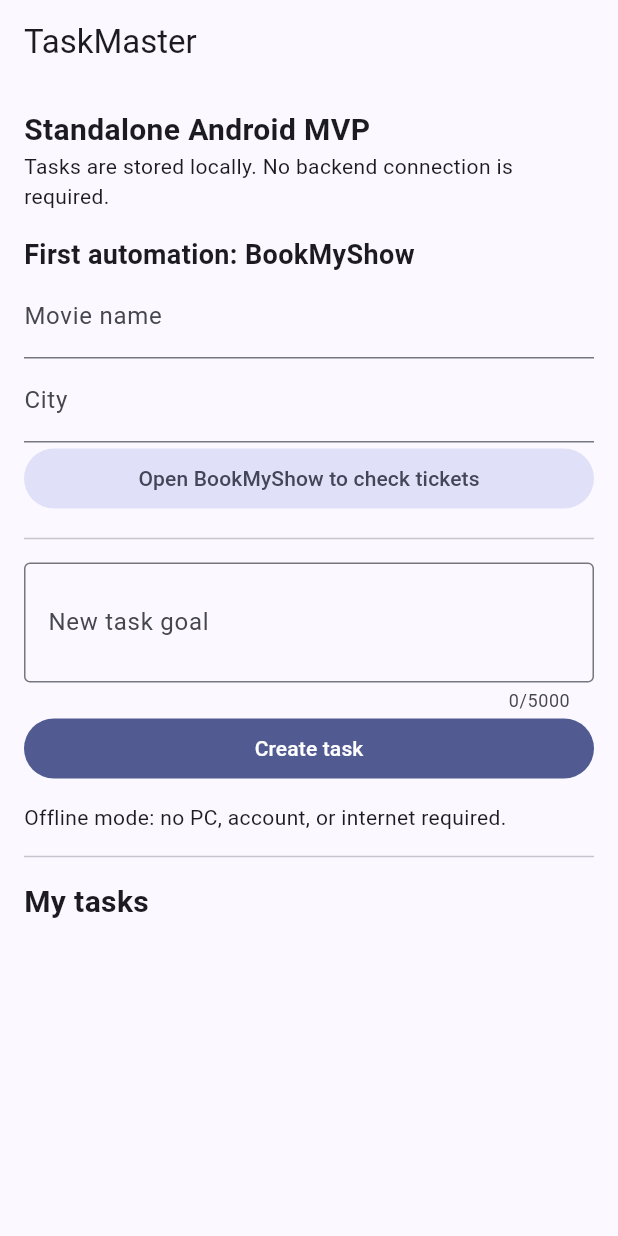
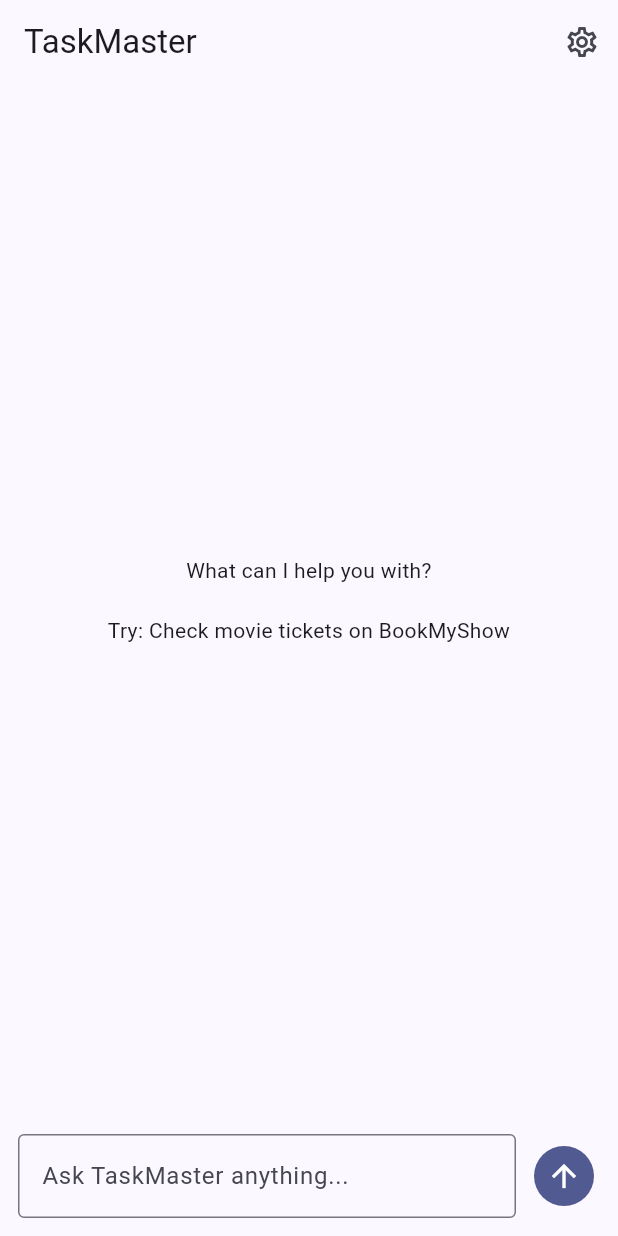
Before and after one commit to Gautham-AI-dev/TaskMaster, a Flutter app: the screen it shows after launch, on a phone screen of 412 x 824 dp. Run offline on Flutter 3.47's test engine with Material 3 defaults, Android fonts, the phone set to English and light mode, and no system bars; our stand-ins replace shared_preferences.

Commit message:
Replace app-specific forms with one chat-first Android home and settings navigation

```diff
--- a/mobile/lib/main.dart
+++ b/mobile/lib/main.dart
@@ -1,21 +1,19 @@
 import 'package:flutter/material.dart';
 import 'package:shared_preferences/shared_preferences.dart';
 
-import 'task_engine.dart';
 import 'bookmyshow_launcher.dart';
-import 'movie_availability.dart';
-import 'task_repository.dart';
+import 'chat_router.dart';
+import 'settings_screen.dart';
 
 void main() async {
   WidgetsFlutterBinding.ensureInitialized();
-  final preferences = await SharedPreferences.getInstance();
-  runApp(TaskMasterApp(repository: TaskRepository(preferences)));
+  final prefs = await SharedPreferences.getInstance();
+  runApp(TaskMasterApp(preferences: prefs));
 }
 
 class TaskMasterApp extends StatelessWidget {
-  const TaskMasterApp({super.key, this.repository});
-
-  final TaskRepository? repository;
+  const TaskMasterApp({super.key, this.preferences});
+  final SharedPreferences? preferences;
 
   @override
   Widget build(BuildContext context) => MaterialApp(
@@ -24,202 +22,221 @@
           colorScheme: ColorScheme.fromSeed(seedColor: Colors.indigo),
           useMaterial3: true,
         ),
-        home: TaskHome(repository: repository),
+        home: ChatHome(preferences: preferences),
       );
 }
 
-class TaskHome extends StatefulWidget {
-  const TaskHome({super.key, this.repository});
-  final TaskRepository? repository;
+class ChatMessage {
+  const ChatMessage(this.role, this.text);
+  final String role;
+  final String text;
+  Map<String, String> toJson() => {'role': role, 'text': text};
+  factory ChatMessage.fromJson(Map<String, dynamic> data) =>
+      ChatMessage(data['role'] as String, data['text'] as String);
+}
+
+class ChatHome extends StatefulWidget {
+  const ChatHome({super.key, this.preferences});
+  final SharedPreferences? preferences;
 
   @override
-  State<TaskHome> createState() => _TaskHomeState();
+  State<ChatHome> createState() => _ChatHomeState();
 }
 
-class _TaskHomeState extends State<TaskHome> {
-  final _goal = TextEditingController();
-  final _movie = TextEditingController();
-  final _city = TextEditingController();
-  final _bookMyShow = const BookMyShowLauncher();
-  final _engine = const TaskEngine();
-  List<LocalTask> _tasks = [];
-  String _message = 'Offline mode: no PC, account, or internet required.';
+class _ChatHomeState extends State<ChatHome> {
+  final _input = TextEditingController();
+  final _router = const ChatRouter();
+  final _launcher = const BookMyShowLauncher();
+  final _scroll = ScrollController();
+  final List<ChatMessage> _messages = [];
   bool _busy = false;
+  static const _historyKey = 'taskmaster.chat.v1';
 
   @override
   void initState() {
     super.initState();
-    try {
-      _tasks = widget.repository?.load() ?? [];
-    } catch (_) {
-      _tasks = [];
-      _message = 'Stored tasks could not be read. Existing data was not deleted.';
+    final stored = widget.preferences?.getStringList(_historyKey) ?? [];
+    for (final line in stored) {
+      final index = line.indexOf(':');
+      if (index < 0) continue;
+      final role = line.substring(0, index);
+      if (role == 'user' || role == 'assistant') {
+        _messages.add(ChatMessage(role, line.substring(index + 1)));
+      }
     }
   }
 
   @override
   void dispose() {
-    _goal.dispose();
-    _movie.dispose();
-    _city.dispose();
+    _input.dispose();
+    _scroll.dispose();
     super.dispose();
   }
 
-  Future<void> _persist(List<LocalTask> next) async {
-    final repository = widget.repository;
-    if (repository != null) await repository.save(next);
-    if (mounted) setState(() => _tasks = next);
+  Future<void> _append(String role, String message) async {
+    setState(() => _messages.add(ChatMessage(role, message)));
+    final prefs = widget.preferences;
+    if (prefs != null) {
+      try {
+        await prefs.setStringList(
+          _historyKey,
+          _messages.map((item) => '${item.role}:${item.text}').toList(),
+        );
+      } catch (_) {
+        if (mounted) {
+          setState(() => _messages.add(const ChatMessage(
+                'assistant', 'Warning: conversation could not be saved locally.',
+              )));
+        }
+      }
+    }
+    WidgetsBinding.instance.addPostFrameCallback((_) {
+      if (_scroll.hasClients) {
+        _scroll.animateTo(
+          _scroll.position.maxScrollExtent,
+          duration: const Duration(milliseconds: 200),
+          curve: Curves.easeOut,
+        );
+      }
+    });
   }
 
-  Future<void> _openBookMyShow() async {
-    if (_busy) return;
+  Future<void> _send() async {
+    final text = _input.text.trim();
+    if (text.isEmpty || _busy) return;
+    _input.clear();
     setState(() => _busy = true);
     try {
-      final request = MovieAvailabilityRequest(movie: _movie.text, city: _city.text);
-      final opened = await _bookMyShow.open();
+      await _append('user', text);
+      final route = _router.route(text);
+      if (route.intent != ChatIntent.bookMyShow) {
+        await _append('assistant', route.reply);
+        return;
+      }
+      final approved = await showDialog<bool>(
+        context: context,
+        builder: (context) => AlertDialog(
+          title: const Text('Open BookMyShow?'),
+          content: const Text(
+            'TaskMaster will open BookMyShow externally. '
+            'It cannot yet inspect showtimes or verify availability.',
+          ),
+          actions: [
+            TextButton(
+              onPressed: () => Navigator.pop(context, false),
+              child: const Text('Cancel'),
+            ),
+            FilledButton(
+              onPressed: () => Navigator.pop(context, true),
+              child: const Text('Open app'),
+            ),
+          ],
+        ),
+      );
       if (!mounted) return;
-      setState(() => _message = opened
-          ? 'Opened BookMyShow. Search for ${request.movie} in ${request.city} and inspect showtimes. Ticket availability is not yet automatically verified.'
-          : 'Could not open BookMyShow.');
+      if (approved != true) {
+        await _append('assistant', 'Cancelled. I did not open BookMyShow.');
+        return;
+      }
+      final launched = await _launcher.open();
+      await _append(
+        'assistant',
+        launched
+            ? 'Opened BookMyShow (or its website). Search for your movie and city there. '
+              'I cannot yet confirm ticket availability.'
+            : 'I could not open BookMyShow on this device.',
+      );
     } catch (error) {
-      if (mounted) setState(() => _message = 'Movie search failed: $error');
+      await _append('assistant', 'The request failed: $error');
     } finally {
       if (mounted) setState(() => _busy = false);
     }
   }
 
-  Future<void> _create() async {
-    if (_busy) return;
-    setState(() => _busy = true);
-    try {
-      final task = _engine.create(_goal.text);
-      await _persist([task, ..._tasks]);
-      _goal.clear();
-      if (mounted) setState(() => _message = 'Task saved on this device.');
-    } catch (error) {
-      if (mounted) setState(() => _message = 'Could not create task: $error');
-    } finally {
-      if (mounted) setState(() => _busy = false);
-    }
-  }
-
-  Future<void> _update(LocalTask task, LocalTask Function(LocalTask) action) async {
-    if (_busy) return;
-    setState(() => _busy = true);
-    try {
-      final next = action(task);
-      await _persist([
-        for (final existing in _tasks)
-          if (existing.id == task.id) next else existing,
-      ]);
-      if (mounted) setState(() => _message = 'Task status: ${next.state}');
-    } catch (error) {
-      if (mounted) setState(() => _message = 'Action failed: $error');
-    } finally {
-      if (mounted) setState(() => _busy = false);
-    }
-  }
-
-  Future<void> _review(LocalTask task) async {
-    final approved = await showDialog<bool>(
-      context: context,
-      builder: (context) => AlertDialog(
-        title: const Text('Approve local action?'),
-        content: Text(
-          'Task: ${task.goal}\n\n'
-          'Action: display the text after "echo:". '
-          'No network requests or other app actions will occur.',
-        ),
-        actions: [
-          TextButton(
-            onPressed: () => Navigator.pop(context, false),
-            child: const Text('Deny'),
-          ),
-          FilledButton(
-            onPressed: () => Navigator.pop(context, true),
-            child: const Text('Approve and run'),
-          ),
-        ],
-      ),
-    );
-    if (approved == true && mounted) {
-      await _update(task, _engine.executeApproved);
-    }
-  }
-
   @override
   Widget build(BuildContext context) => Scaffold(
-        appBar: AppBar(title: const Text('TaskMaster')),
-        body: ListView(
-          padding: const EdgeInsets.all(16),
-          children: [
-            const Text(
-              'Standalone Android MVP',
-              style: TextStyle(fontSize: 20, fontWeight: FontWeight.bold),
-            ),
-            const Text('Tasks are stored locally. No backend connection is required.'),
-            const SizedBox(height: 16),
-            const Text('First automation: BookMyShow', style: TextStyle(fontSize: 18, fontWeight: FontWeight.bold)),
-            TextField(controller: _movie, decoration: const InputDecoration(labelText: 'Movie name')),
-            TextField(controller: _city, decoration: const InputDecoration(labelText: 'City')),
-            FilledButton.tonal(onPressed: _busy ? null : _openBookMyShow, child: const Text('Open BookMyShow to check tickets')),
-            const Divider(height: 32),
-            TextField(
-              controller: _goal,
-              minLines: 2,
-              maxLines: 4,
-              maxLength: 5000,
-              decoration: const InputDecoration(
-                labelText: 'New task goal',
-                hintText: 'echo: Hello TaskMaster',
-                border: OutlineInputBorder(),
+        appBar: AppBar(
+          title: const Text('TaskMaster'),
+          actions: [
+            IconButton(
+              tooltip: 'Settings & integrations',
+              icon: const Icon(Icons.settings_outlined),
+              onPressed: () => Navigator.push(
+                context,
+                MaterialPageRoute<void>(
+                  builder: (_) => const TaskMasterSettings(),
+                ),
               ),
             ),
-            FilledButton(
-              onPressed: _busy ? null : _create,
-              child: const Text('Create task'),
-            ),
-            const SizedBox(height: 12),
-            Text(_message, key: const Key('status')),
-            const Divider(height: 32),
-            const Text(
-              'My tasks',
-              style: TextStyle(fontSize: 20, fontWeight: FontWeight.bold),
-            ),
-            for (final task in _tasks)
-              Card(
-                key: ValueKey(task.id),
-                child: ListTile(
-                  title: Text(task.goal),
-                  subtitle: Column(
-                    crossAxisAlignment: CrossAxisAlignment.start,
-                    children: [
-                      Text(task.state),
-                      if (task.result != null) Text('Result: ${task.result}'),
-                      if (task.state == 'CREATED' && task.goal.startsWith('echo: '))
-                        TextButton(
-                          onPressed: _busy
-                              ? null
-                              : () => _update(task, _engine.prepare),
-                          child: const Text('Prepare'),
+          ],
+        ),
+        body: SafeArea(
+          child: Column(
+            children: [
+              Expanded(
+                child: _messages.isEmpty
+                    ? const Center(
+                        child: Padding(
+                          padding: EdgeInsets.all(24),
+                          child: Text(
+                            'What can I help you with?\n\n'
+                            'Try: Check movie tickets on BookMyShow',
+                            textAlign: TextAlign.center,
+                          ),
                         ),
-                      if (task.state == 'WAITING_APPROVAL')
-                        TextButton(
-                          onPressed: _busy ? null : () => _review(task),
-                          child: const Text('Review and approve'),
+                      )
+                    : ListView.builder(
+                        controller: _scroll,
+                        padding: const EdgeInsets.all(12),
+                        itemCount: _messages.length,
+                        itemBuilder: (context, index) {
+                          final item = _messages[index];
+                          return Align(
+                            alignment: item.role == 'user'
+                                ? Alignment.centerRight
+                                : Alignment.centerLeft,
+                            child: Card(
+                              color: item.role == 'user'
+                                  ? Theme.of(context).colorScheme.primaryContainer
+                                  : null,
+                              child: Padding(
+                                padding: const EdgeInsets.all(12),
+                                child: Text(item.text),
+                              ),
+                            ),
+                          );
+                        },
+                      ),
+              ),
+              Padding(
+                padding: const EdgeInsets.all(12),
+                child: Row(
+                  children: [
+                    Expanded(
+                      child: TextField(
+                        controller: _input,
+                        key: const Key('chat-input'),
+                        minLines: 1,
+                        maxLines: 4,
+                        textInputAction: TextInputAction.send,
+                        onSubmitted: (_) => _send(),
+                        decoration: const InputDecoration(
+                          hintText: 'Ask TaskMaster anything...',
+                          border: OutlineInputBorder(),
                         ),
-                      if (task.state == 'CREATED' || task.state == 'WAITING_APPROVAL')
-                        TextButton(
-                          onPressed: _busy
-                              ? null
-                              : () => _update(task, _engine.cancel),
-                          child: const Text('Cancel'),
-                        ),
-                    ],
-                  ),
+                      ),
+                    ),
+                    const SizedBox(width: 8),
+                    IconButton.filled(
+                      tooltip: 'Send',
+                      onPressed: _busy ? null : _send,
+                      icon: const Icon(Icons.arrow_upward),
+                    ),
+                  ],
                 ),
               ),
-          ],
+            ],
+          ),
         ),
       );
 }
```
